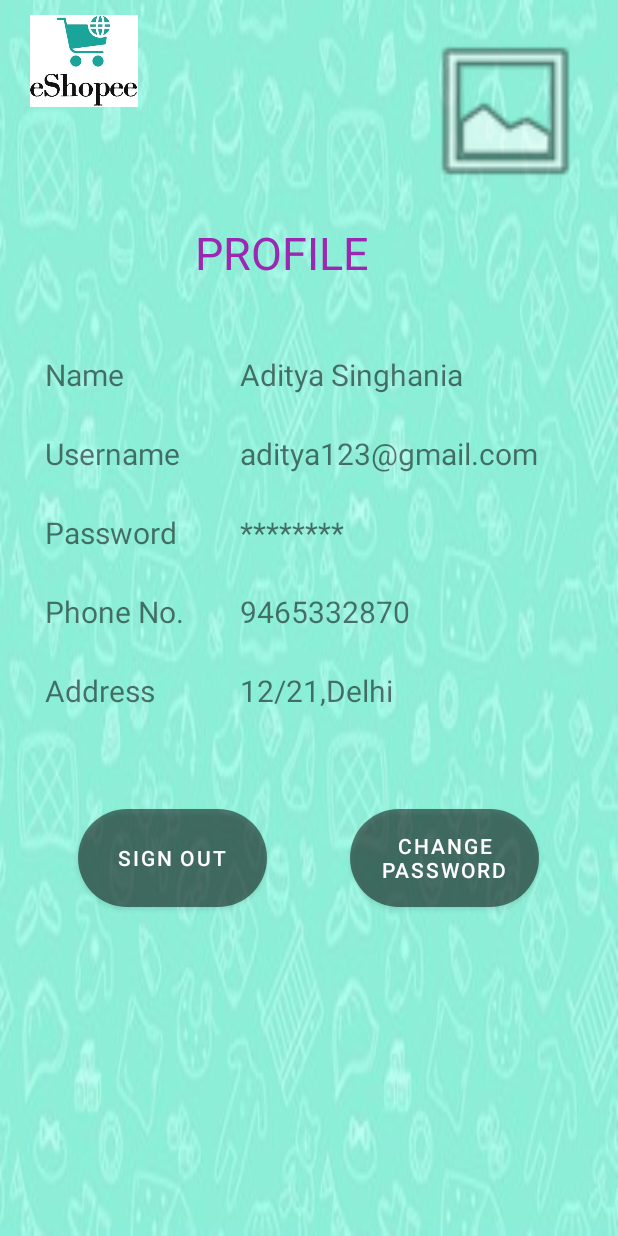
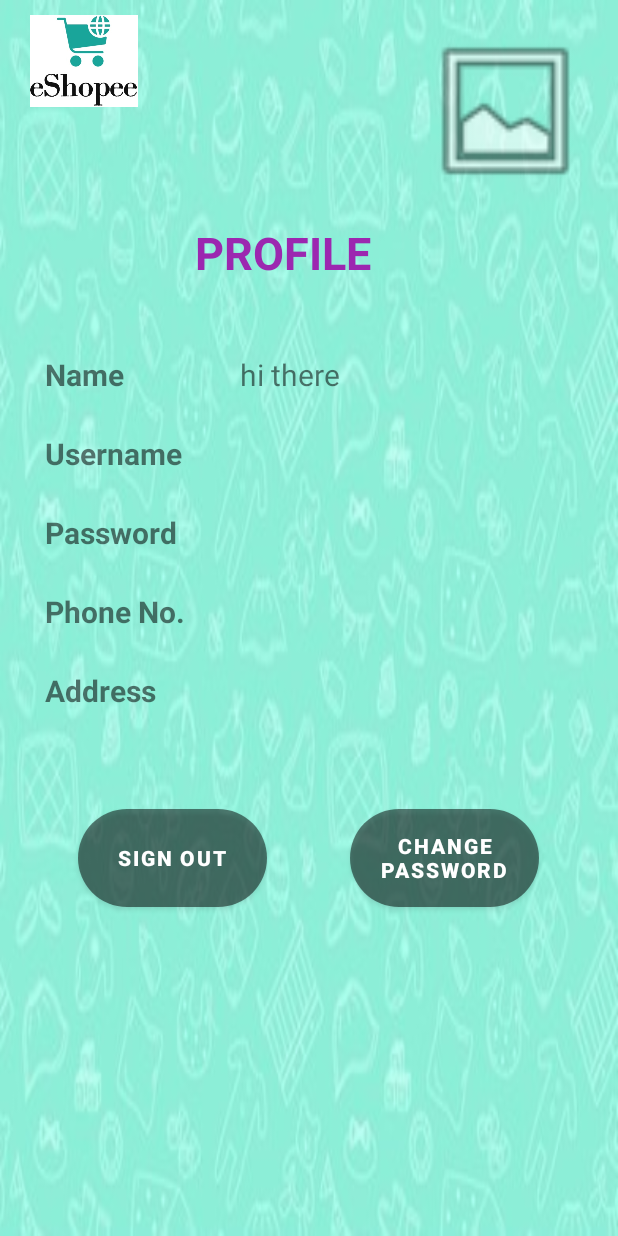
Before and after one commit to PiyushPandey1999/eShopee, an Android app: the layout profile.xml on its own in the app's theme, with its tools: preview values and no code run, on a phone screen of 412 x 824 dp. Run offline under Robolectric (Android 15) with nearby library versions, the light colour scheme and no system bars.

Commit message:
Add profile functionality

```diff
--- a/app/src/main/res/layout/login__page.xml
+++ b/app/src/main/res/layout/login__page.xml
@@ -78,6 +78,7 @@
         android:layout_marginTop="51dp"
         android:background="@drawable/round_button"
         android:text="Forgot password?"
+        android:onClick="passwordReset"
         android:textAllCaps="false"
         android:textStyle="bold"
         app:layout_constraintStart_toStartOf="parent"
--- a/app/src/main/res/layout/profile.xml
+++ b/app/src/main/res/layout/profile.xml
@@ -34,6 +34,7 @@
         android:layout_marginStart="130dp"
         android:layout_marginTop="148dp"
         android:text="PROFILE"
+        android:textStyle="bold"
         android:textColor="#9C27B0"
         android:textSize="30sp"
         app:layout_constraintStart_toStartOf="parent"
@@ -46,6 +47,7 @@
         android:layout_marginStart="30dp"
         android:layout_marginTop="25dp"
         android:text="Phone No."
+        android:textStyle="bold"
         android:textSize="20sp"
         app:layout_constraintStart_toStartOf="parent"
         app:layout_constraintTop_toBottomOf="@+id/textView8" />
@@ -58,6 +60,7 @@
         android:layout_marginTop="32dp"
         android:gravity="left"
         android:text="Name"
+        android:textStyle="bold"
         android:textSize="20sp"
         app:layout_constraintStart_toStartOf="parent"
         app:layout_constraintTop_toBottomOf="@+id/textView" />
@@ -69,6 +72,7 @@
         android:layout_marginStart="30dp"
         android:layout_marginTop="25dp"
         android:text="Username"
+        android:textStyle="bold"
         android:textSize="20sp"
         app:layout_constraintStart_toStartOf="parent"
         app:layout_constraintTop_toBottomOf="@+id/textView6" />
@@ -80,6 +84,7 @@
         android:layout_marginStart="30dp"
         android:layout_marginTop="25dp"
         android:text="Password"
+        android:textStyle="bold"
         android:textSize="20sp"
         app:layout_constraintStart_toStartOf="parent"
         app:layout_constraintTop_toBottomOf="@+id/textView7" />
@@ -91,6 +96,7 @@
         android:layout_marginStart="30dp"
         android:layout_marginTop="25dp"
         android:text="Address"
+        android:textStyle="bold"
         android:textSize="20sp"
         app:layout_constraintStart_toStartOf="parent"
         app:layout_constraintTop_toBottomOf="@+id/textView9" />
@@ -102,11 +108,11 @@
         android:layout_marginStart="30dp"
         android:layout_marginTop="32dp"
         android:ems="10"
+        android:text="hi there"
         android:inputType="textPersonName"
         android:textSize="20sp"
         app:layout_constraintStart_toEndOf="@+id/textView6"
-        app:layout_constraintTop_toBottomOf="@+id/textView"
-        android:text="Aditya Singhania" />
+        app:layout_constraintTop_toBottomOf="@+id/textView" />
 
     <TextView
         android:id="@+id/TextViewTextPersonName5"
@@ -116,7 +122,6 @@
         android:layout_marginTop="25dp"
         android:ems="10"
         android:inputType="textPersonName"
-        android:text="aditya123@gmail.com"
         android:textSize="20sp"
         app:layout_constraintStart_toEndOf="@+id/textView7"
         app:layout_constraintTop_toBottomOf="@+id/TextViewTextPersonName" />
@@ -129,7 +134,6 @@
         android:layout_marginTop="25dp"
         android:ems="10"
         android:inputType="textPersonName"
-        android:text="********"
         android:textSize="20sp"
         app:layout_constraintStart_toEndOf="@+id/textView8"
         app:layout_constraintTop_toBottomOf="@+id/TextViewTextPersonName5" />
@@ -144,8 +148,7 @@
         android:inputType="number|phone"
         android:textSize="20sp"
         app:layout_constraintStart_toEndOf="@+id/textView9"
-        app:layout_constraintTop_toBottomOf="@+id/TextViewTextPersonName6"
-        android:text="9465332870" />
+        app:layout_constraintTop_toBottomOf="@+id/TextViewTextPersonName6" />
 
     <TextView
         android:id="@+id/TextViewTextPersonName8"
@@ -157,8 +160,7 @@
         android:inputType="textPersonName"
         android:textSize="20sp"
         app:layout_constraintStart_toEndOf="@+id/textView10"
-        app:layout_constraintTop_toBottomOf="@+id/TextViewTextPersonName7"
-        android:text="12/21,Delhi" />
+        app:layout_constraintTop_toBottomOf="@+id/TextViewTextPersonName7" />
 
     <Button
         android:id="@+id/button4"
@@ -167,6 +169,7 @@
         android:layout_marginStart="52dp"
         android:layout_marginTop="65dp"
         android:text="SIGN OUT"
+        android:textStyle="bold"
         android:background="@drawable/round_button"
         app:backgroundTint="@color/black"
         android:onClick="openFirstActivity"
@@ -182,6 +185,7 @@
         android:background="@drawable/round_button"
         app:backgroundTint="@color/black"
         android:text="CHANGE PASSWORD"
+        android:textStyle="bold"
         android:onClick="openChangePassword"
         app:layout_constraintStart_toEndOf="@+id/button4"
         app:layout_constraintTop_toBottomOf="@+id/TextViewTextPersonName8" />
--- a/app/src/main/res/layout/welcome.xml
+++ b/app/src/main/res/layout/welcome.xml
@@ -28,6 +28,7 @@
         android:layout_marginBottom="57dp"
         android:background="@drawable/round_button"
         android:text="Login"
+        android:onClick="openLogin"
         app:backgroundTint="@color/black"
         app:layout_constraintBottom_toTopOf="@+id/signup"
         app:layout_constraintStart_toStartOf="parent" />
@@ -41,6 +42,7 @@
         android:layout_marginBottom="102dp"
         android:background="@drawable/round_button"
         android:text="Sign up"
+        android:onClick="openSignUp"
         app:backgroundTint="@color/black"
         app:layout_constraintBottom_toBottomOf="parent"
         app:layout_constraintStart_toStartOf="parent" />
```
Also changed, not shown: app/src/main/java/com/example/eshopee/DBHelper.java (+26 -2 lines), app/src/main/java/com/example/eshopee/Login_Page.java (+4 -22 lines), app/src/main/java/com/example/eshopee/Profile.java (+25 -0 lines), app/src/main/java/com/example/eshopee/Welcome.java (+4 -19 lines).
